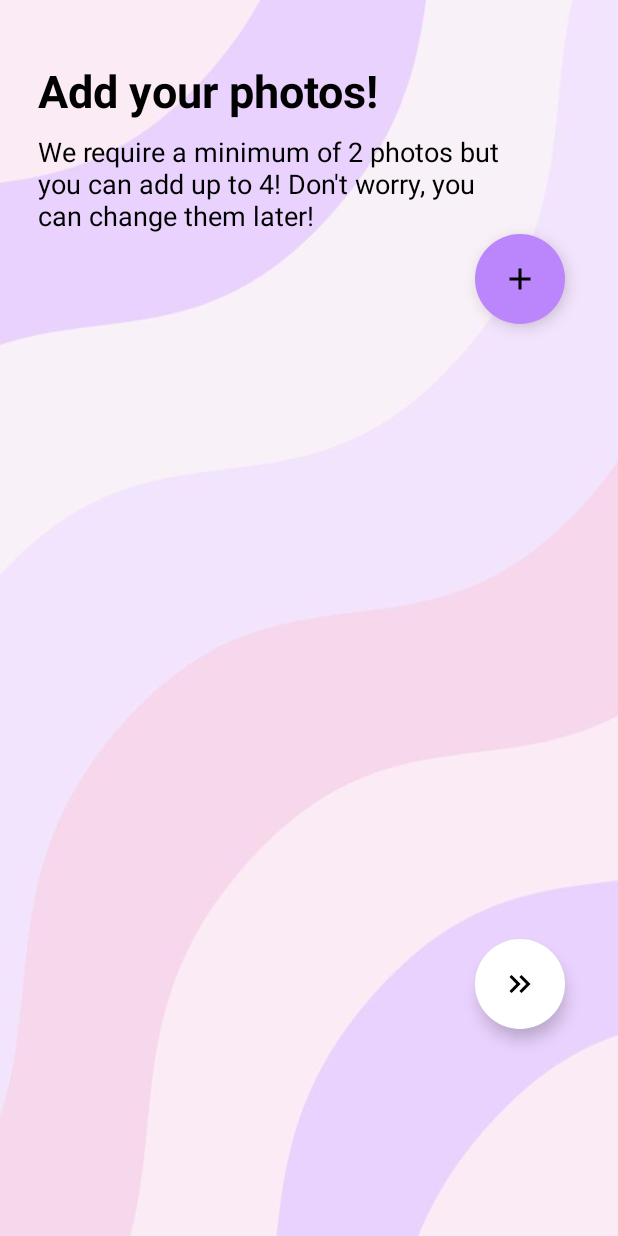
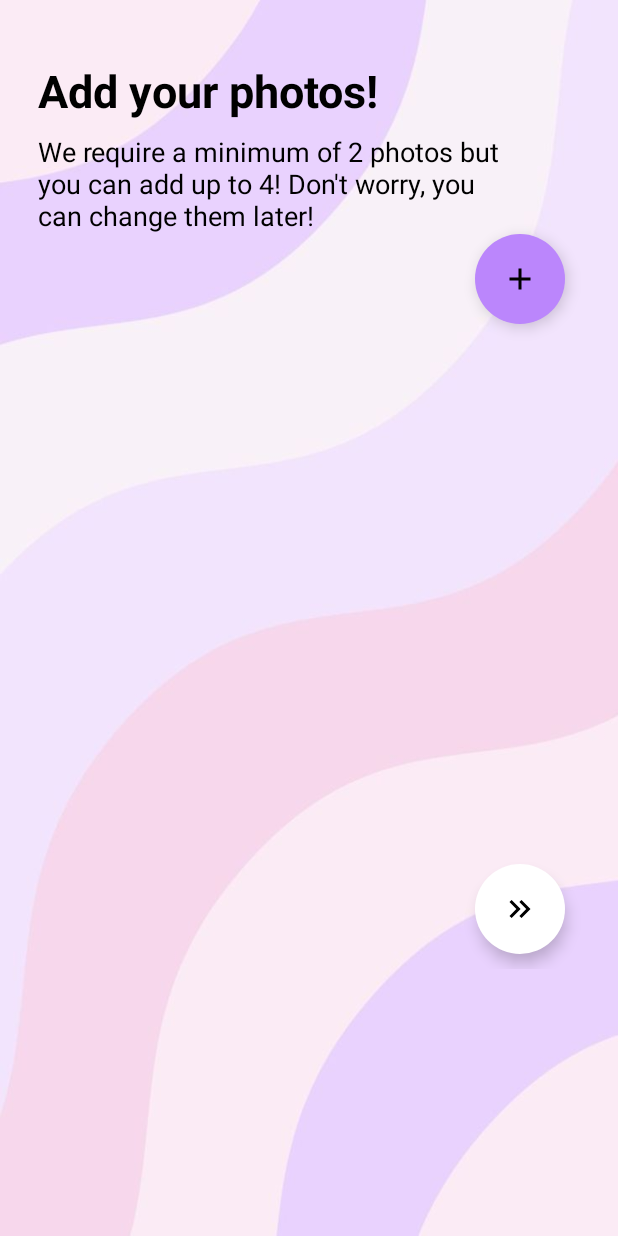
Before and after one commit to kianhk6/SFULonge, an Android app: the SetupImagesActivity screen opened directly, with no data from a screen before it, on a phone screen of 412 x 824 dp. Run offline under Robolectric (Android 15) with nearby library versions, the phone set to English and light mode, and no system bars; our stand-ins replace Firebase (no records; nobody signed in at launch, a user with empty details on screens opened directly); pictures from the network do not load.

Commit message:
Fixed activity_setup_images.xml layout to show next button
added scroll view

```diff
--- a/app/src/main/res/layout/activity_setup_images.xml
+++ b/app/src/main/res/layout/activity_setup_images.xml
@@ -23,9 +23,16 @@
     <!--            android:src="@drawable/bg_register_info" />-->
     <!--    </FrameLayout>-->
 
+    <ScrollView
+        android:layout_width="match_parent"
+        android:layout_height="match_parent"
+        app:layout_constraintBottom_toBottomOf="parent"
+        app:layout_constraintEnd_toEndOf="parent"
+        app:layout_constraintStart_toStartOf="parent"
+        app:layout_constraintTop_toTopOf="parent">
         <LinearLayout
             android:layout_width="match_parent"
-        android:layout_height="match_parent"
+            android:layout_height="wrap_content"
             android:layout_marginStart="5dp"
             android:layout_marginTop="40dp"
             android:layout_marginEnd="5dp"
@@ -76,7 +83,7 @@
 
             <RelativeLayout
                 android:layout_width="match_parent"
-            android:layout_height="400dp"
+                android:layout_height="350dp"
                 android:paddingBottom="10dp">
                 <GridView
                     android:id="@+id/grid_view"
@@ -106,6 +113,7 @@
                 app:fabCustomSize="60dp" />
 
         </LinearLayout>
+    </ScrollView>
 
     <ProgressBar
         android:id="@+id/loading"
```
Lines whose indentation alone changed are shown as unchanged.
